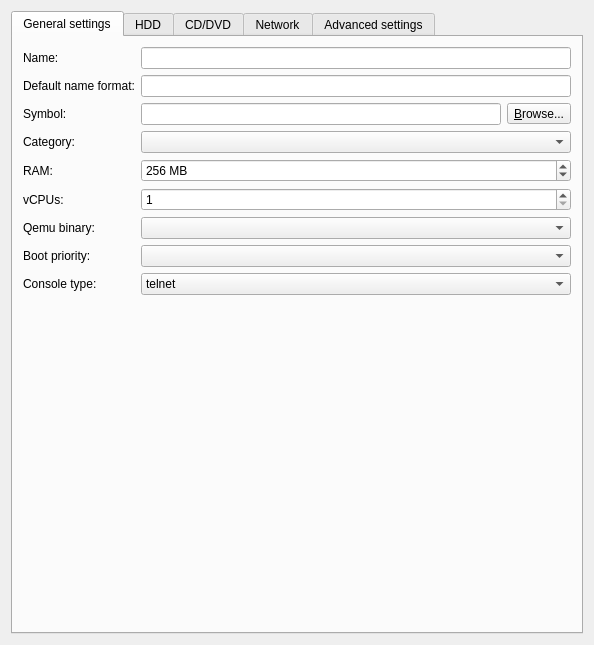
First picture: the form in gns3/modules/qemu/ui/qemu_vm_configuration_page.ui, repository GNS3/gns3-gui, before the edit.
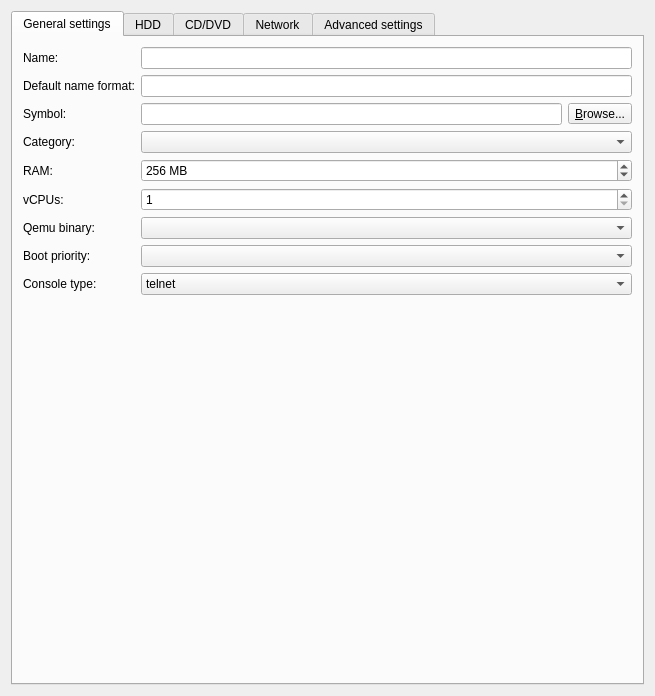
Second picture: the form after the edit.

```diff
--- a/gns3/modules/qemu/ui/qemu_vm_configuration_page.ui
+++ b/gns3/modules/qemu/ui/qemu_vm_configuration_page.ui
@@ -6,8 +6,8 @@
    <rect>
     <x>0</x>
     <y>0</y>
-    <width>594</width>
-    <height>645</height>
+    <width>655</width>
+    <height>696</height>
    </rect>
   </property>
   <property name="windowTitle">
```
Left out of the diff: 68 changed lines with no effect on the pictures.
